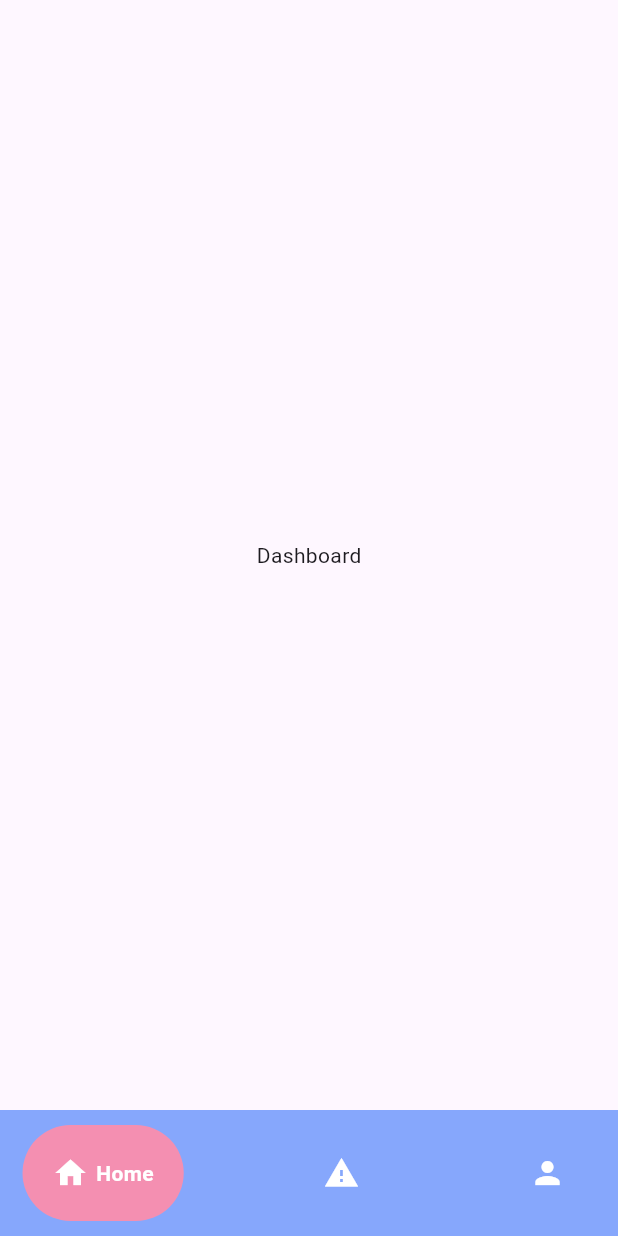
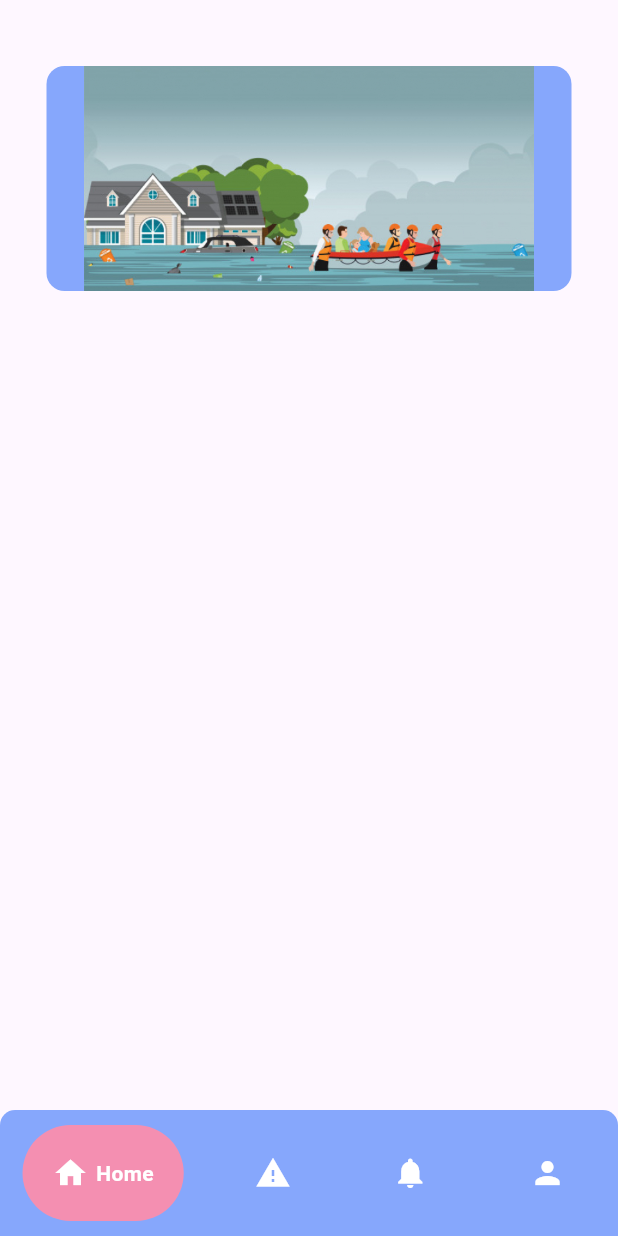
Before and after one commit to AntolKun/monitor_banjir_mobile, a Flutter app: the screen it shows after launch, on a phone screen of 412 x 824 dp. Run offline on Flutter 3.47's test engine with Material 3 defaults, Android fonts, the phone set to English and light mode, and no system bars; drawn by our look-alikes of google_nav_bar.

Commit message:
add tambahan dashboard

```diff
--- a/lib/dashboard.dart
+++ b/lib/dashboard.dart
@@ -11,8 +11,34 @@ class _DashboardState extends State<Dashboard> {
 
   @override
   Widget build(BuildContext context) {
-    return const Center(
-      child: Text('Dashboard'),
+    return Container(
+      margin: const EdgeInsets.only(top: 40),
+      child: Stack (
+        alignment: Alignment.center,
+        children: [
+          Positioned(
+            top: 0,
+            child: Card (
+              elevation: 0,
+              color: const Color(0xFF86A7FC),
+              child: SizedBox(
+                width: 350,
+                height: 150,
+                child: Column(
+                  mainAxisAlignment: MainAxisAlignment.center,
+                  children: [
+                    Image.asset(
+                      'assets/banjir.jpg',
+                      width: 500,
+                      height: 150,
+                    )
+                  ],
+                ),
+              ),
+            )
+          )
+        ]
+      )
     );
   }
 }
--- a/lib/homepage.dart
+++ b/lib/homepage.dart
@@ -4,6 +4,7 @@ import 'package:google_nav_bar/google_nav_bar.dart';
 import 'akun.dart';
 import 'banjir.dart';
 import 'dashboard.dart';
+import 'notifikasi.dart';
 
 class HomePage extends StatefulWidget {
   const HomePage({Key? key}) : super(key: key);
@@ -20,11 +21,18 @@ class _HomePageState extends State<HomePage> {
     return Scaffold(
       body: _getSelectedScreen(_selectedIndex),
       bottomNavigationBar: Container(
-        color: const Color(0xFF86A7FC),
+        decoration: const BoxDecoration(
+          borderRadius: BorderRadius.only(
+            topLeft: Radius.circular(10),
+            topRight: Radius.circular(10),
+          ),
+        color: Color(0xFF86A7FC),
+        ),
         child: Padding(
           padding: const EdgeInsets.symmetric(
             horizontal: 15.0,
             vertical: 10),
+
           child: GNav(
           backgroundColor: const Color(0xFF86A7FC),
           color: Colors.white,
@@ -40,6 +48,10 @@ class _HomePageState extends State<HomePage> {
             GButton(
               icon: Icons.warning,
               text: 'Banjir'
+              ),
+            GButton(
+              icon: Icons.notifications,
+              text: 'Notifikasi'
               ),
             GButton(
               icon: Icons.person,
@@ -65,6 +77,8 @@ class _HomePageState extends State<HomePage> {
       case 1:
         return const Banjir();
       case 2:
+        return const Notifikasi();
+      case 3:
         return const Akun();
       default:
         return const Dashboard();
--- /dev/null
+++ b/lib/notifikasi.dart
@@ -0,0 +1,18 @@
+import 'package:flutter/material.dart';
+
+class Notifikasi extends StatefulWidget {
+  const Notifikasi({Key? key}) : super(key: key);
+
+  @override
+  State<Notifikasi> createState() => _NotifikasiState();
+}
+
+class _NotifikasiState extends State<Notifikasi> {
+
+  @override
+  Widget build(BuildContext context) {
+    return const Center(
+      child: Text('Notifikasi'),
+    );
+  }
+}
--- a/pubspec.yaml
+++ b/pubspec.yaml
@@ -60,7 +60,8 @@ flutter:
   uses-material-design: true
 
   # To add assets to your application, add an assets section, like this:
-  # assets:
+  assets:
+    - assets/
   #   - images/a_dot_burr.jpeg
   #   - images/a_dot_ham.jpeg
 
```
Also changed, not shown: assets/banjir.jpg (added).
